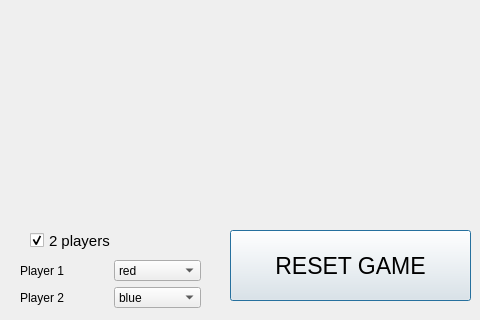
Before: the Qt Designer form app/assets/connect4GUI.ui in pdmkdz/connect4, drawn with Qt 5; both pictures show x 0 to 480 and y 280 to 600 of the 700 by 600 pixel window.
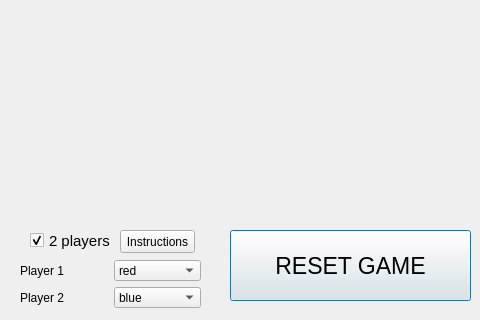
After: the same form once the commit is applied. Icons and pictures are not drawn.

Commit message: instructions button

What changed in the file:
```diff
--- a/app/assets/connect4GUI.ui
+++ b/app/assets/connect4GUI.ui
@@ -16,6 +16,12 @@
     <height>600</height>
    </size>
   </property>
+  <property name="maximumSize">
+   <size>
+    <width>700</width>
+    <height>600</height>
+   </size>
+  </property>
   <property name="windowTitle">
    <string>Dialog</string>
   </property>
@@ -94,6 +100,19 @@
     <bool>true</bool>
    </property>
   </widget>
+  <widget class="QPushButton" name="info">
+   <property name="geometry">
+    <rect>
+     <x>120</x>
+     <y>510</y>
+     <width>75</width>
+     <height>23</height>
+    </rect>
+   </property>
+   <property name="text">
+    <string>Instructions</string>
+   </property>
+  </widget>
   <widget class="QWidget" name="">
    <property name="geometry">
     <rect>
```
The commit also changes 1 other file.
